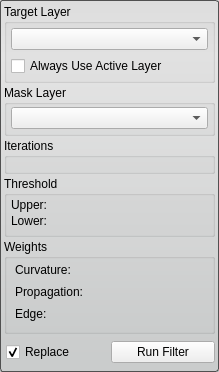
Old version of the form Interface/ToolInterface/ThresholdSegmentationLSFilterInterface.ui in the repository jessdtate/Seg3D.
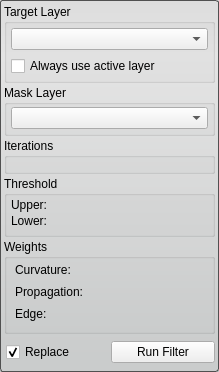
New version of the form. Custom widgets are drawn as their Qt base class.

Commit message: fixed Threshold Tool: Move "Create Threshold Layer" button to b... fixed Tools/Filters: Inconsistent capitalization for groupboxes fixed Tools/Filters: Inconsistent capitalization for checkboxes

What changed in the file:
```diff
--- a/Interface/ToolInterface/ThresholdSegmentationLSFilterInterface.ui
+++ b/Interface/ToolInterface/ThresholdSegmentationLSFilterInterface.ui
@@ -64,7 +64,7 @@
          <item>
           <widget class="QCheckBox" name="use_active_layer_">
            <property name="text">
-            <string>Always Use Active Layer</string>
+            <string>Always use active layer</string>
            </property>
           </widget>
          </item>
```
The commit also changes 52 other files.
